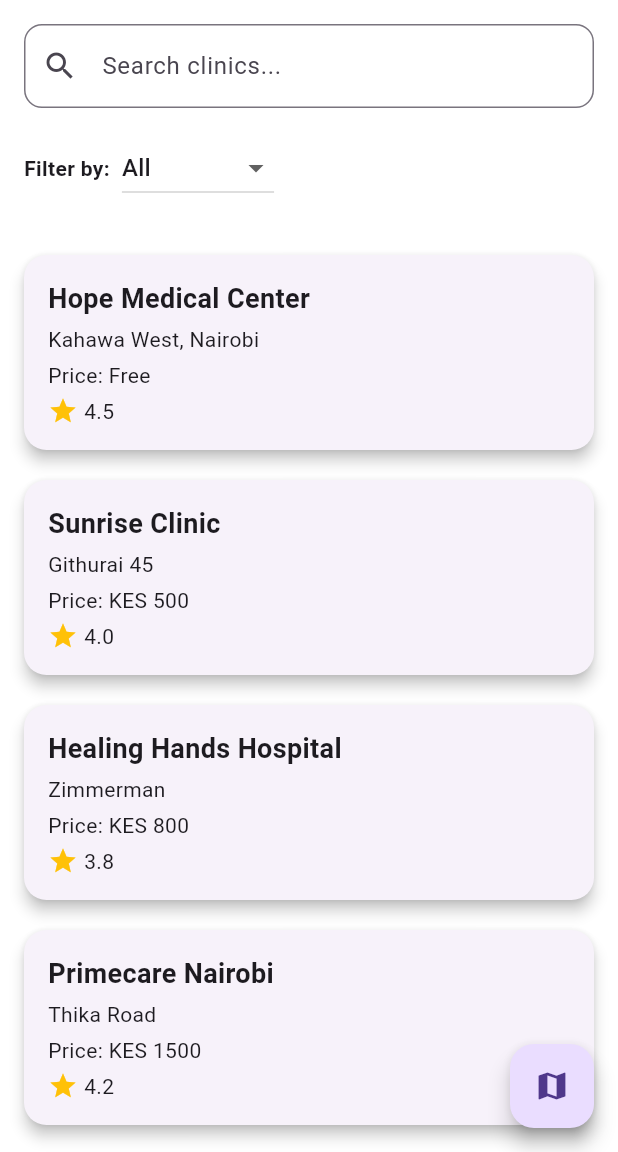
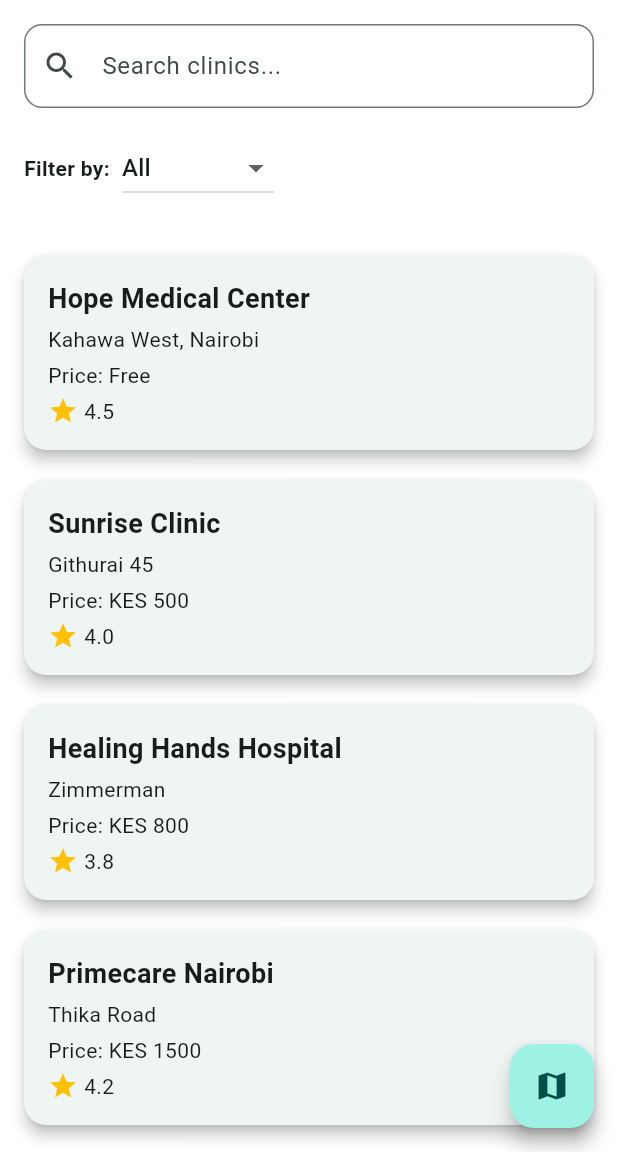
Before and after one commit to PeterOrion/clinicfinder_app, a Flutter app: the screen it shows after launch, on a phone screen of 412 x 824 dp, the part 84-1236 px from its top. Run offline on Flutter 3.47's test engine with Material 3 defaults, Android fonts, the phone set to English and light mode, and no system bars; our stand-ins replace flutter_rating_bar, google_maps_flutter.

Commit message:
Update main.dart

```diff
--- a/lib/main.dart
+++ b/lib/main.dart
@@ -13,16 +13,17 @@ class ClinicFinderApp extends StatelessWidget {
   Widget build(BuildContext context) {
     return MaterialApp(
       title: 'Clinic Finder',
-      debugShowCheckedModeBanner: false, // 🚫 Hides debug banner
+      debugShowCheckedModeBanner: false,
       theme: ThemeData(
-        primarySwatch: Colors.teal,
+        colorScheme: ColorScheme.fromSeed(seedColor: Colors.teal),
+        useMaterial3: true,
         scaffoldBackgroundColor: Colors.white,
         visualDensity: VisualDensity.adaptivePlatformDensity,
       ),
       initialRoute: '/',
       routes: {
-        '/': (context) => HomeScreen(),
-        '/map': (context) => MapScreen(),
+        '/': (context) => const HomeScreen(),
+        '/map': (context) => const MapScreen(),
       },
     );
   }
```
